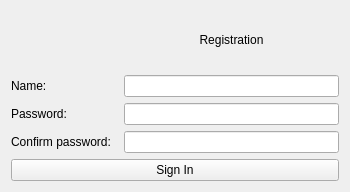
Old version of the form client/include/reg_window.ui in the repository cowboymalboro1884/MessLess.
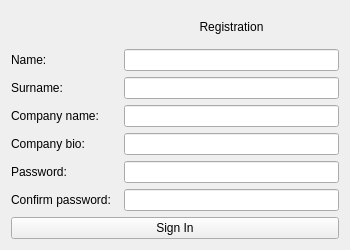
New version of the form.

```diff
--- a/client/include/reg_window.ui
+++ b/client/include/reg_window.ui
@@ -10,19 +10,19 @@
     <x>0</x>
     <y>0</y>
     <width>350</width>
-    <height>192</height>
+    <height>250</height>
    </rect>
   </property>
   <property name="minimumSize">
    <size>
     <width>350</width>
-    <height>192</height>
+    <height>250</height>
    </size>
   </property>
   <property name="maximumSize">
    <size>
     <width>350</width>
-    <height>192</height>
+    <height>250</height>
    </size>
   </property>
   <property name="windowTitle">
@@ -34,52 +34,82 @@
      <property name="sizeConstraint">
       <enum>QLayout::SetDefaultConstraint</enum>
      </property>
-     <item row="2" column="0">
+     <item row="0" column="1" colspan="2">
+      <widget class="QLabel" name="label_Welcome">
+       <property name="text">
+        <string>Registration</string>
+       </property>
+       <property name="alignment">
+        <set>Qt::AlignCenter</set>
+       </property>
+      </widget>
+     </item>
+     <item row="3" column="0">
+      <widget class="QLabel" name="label_Company_name">
+       <property name="text">
+        <string>Company name:</string>
+       </property>
+      </widget>
+     </item>
+     <item row="5" column="0">
       <widget class="QLabel" name="label_Password">
        <property name="text">
         <string>Password:</string>
        </property>
       </widget>
      </item>
-     <item row="4" column="0" colspan="3">
-      <widget class="QPushButton" name="pushButtonSignIn">
-       <property name="text">
-        <string>Sign In</string>
-       </property>
-      </widget>
-     </item>
-     <item row="2" column="1" colspan="2">
+     <item row="5" column="1" colspan="2">
       <widget class="QLineEdit" name="passwordLineEdit"/>
      </item>
-     <item row="1" column="1" colspan="2">
-      <widget class="QLineEdit" name="nameLineEdit"/>
+     <item row="1" column="0">
+      <widget class="QLabel" name="label_Name">
+       <property name="text">
+        <string>Name:</string>
+       </property>
+      </widget>
      </item>
-     <item row="3" column="0">
+     <item row="2" column="0">
+      <widget class="QLabel" name="label_Surname">
+       <property name="text">
+        <string>Surname:</string>
+       </property>
+      </widget>
+     </item>
+     <item row="6" column="0">
       <widget class="QLabel" name="label_Confirm">
        <property name="text">
         <string>Confirm password:</string>
        </property>
       </widget>
      </item>
+     <item row="1" column="1" colspan="2">
+      <widget class="QLineEdit" name="nameLineEdit"/>
+     </item>
+     <item row="7" column="0" colspan="3">
+      <widget class="QPushButton" name="pushButtonSignIn">
+       <property name="text">
+        <string>Sign In</string>
+       </property>
+      </widget>
+     </item>
      <item row="3" column="1" colspan="2">
+      <widget class="QLineEdit" name="companyNameLineEdit"/>
+     </item>
+     <item row="4" column="0">
+      <widget class="QLabel" name="label_Company_bio">
+       <property name="text">
+        <string>Company bio:</string>
+       </property>
+      </widget>
+     </item>
+     <item row="6" column="1" colspan="2">
       <widget class="QLineEdit" name="confirmLineEdit"/>
      </item>
-     <item row="1" column="0">
-      <widget class="QLabel" name="label_Name">
-       <property name="text">
-        <string>Name:</string>
-       </property>
-      </widget>
+     <item row="2" column="1" colspan="2">
+      <widget class="QLineEdit" name="surnameLineEdit"/>
      </item>
-     <item row="0" column="1" colspan="2">
-      <widget class="QLabel" name="label_Welcome">
-       <property name="text">
-        <string>Registration</string>
-       </property>
-       <property name="alignment">
-        <set>Qt::AlignCenter</set>
-       </property>
-      </widget>
+     <item row="4" column="1" colspan="2">
+      <widget class="QLineEdit" name="companyBioLineEdit"/>
      </item>
     </layout>
    </item>
```
